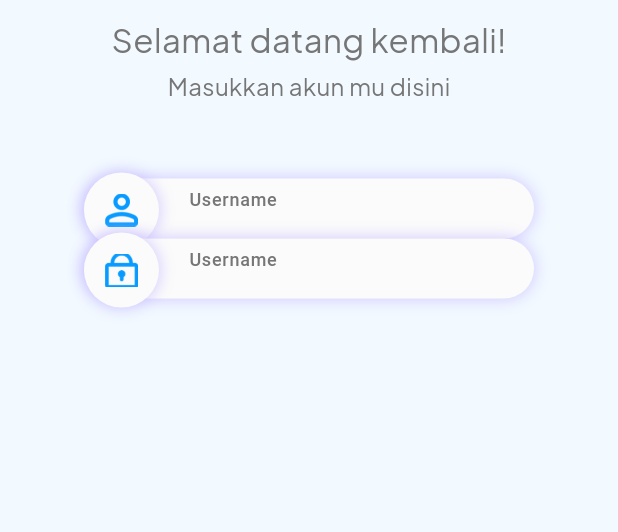
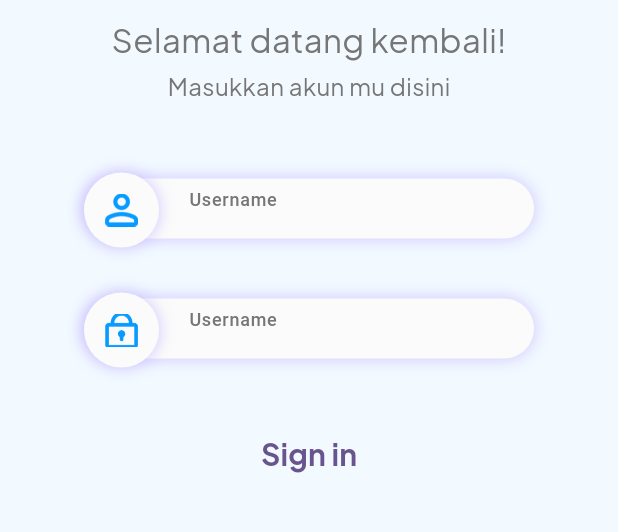
Before and after one commit to richofal/economate_mobile, a Flutter app: the SignInPage screen opened directly, on a phone screen of 412 x 824 dp, the part 225-757 px from its top. Run offline on Flutter 3.47's test engine with Material 3 defaults, Android fonts, the phone set to English and light mode, and no system bars; our stand-ins replace gap, google_fonts.

Commit message:
Membuat Sign in Page

```diff
--- a/lib/main.dart
+++ b/lib/main.dart
@@ -1,4 +1,5 @@
-import 'package:economate_mobile/screens/splash_screen.dart';
+import 'package:economate_mobile/pages/sign_page.dart';
+// import 'package:economate_mobile/screens/splash_screen.dart';
 import 'package:flutter/material.dart';
 
 void main() {
@@ -17,7 +18,7 @@ class MyApp extends StatelessWidget {
         colorScheme: ColorScheme.fromSeed(seedColor: Colors.deepPurple),
       ),
       debugShowCheckedModeBanner: false,
-      home: const SplashScreen(),
+      home: const SignInPage(),
     );
   }
 }
--- a/lib/pages/sign_page.dart
+++ b/lib/pages/sign_page.dart
@@ -1,3 +1,4 @@
+import 'package:economate_mobile/widgets/button_signin.dart';
 import 'package:flutter/material.dart';
 // import 'package:flutter_svg/svg.dart';
 import 'package:google_fonts/google_fonts.dart';
@@ -45,7 +46,7 @@ class SignInPage extends StatelessWidget {
               ),),
               const Gap(50),
 
-              Container(
+              SizedBox(
                 width: 300,
                 child: Row(
                   mainAxisAlignment: MainAxisAlignment.start,
@@ -118,7 +119,9 @@ class SignInPage extends StatelessWidget {
                 ),
               ),
 
-              Container(
+              const Gap(40),
+
+              SizedBox(
                 width: 300,
                 child: Row(
                   mainAxisAlignment: MainAxisAlignment.start,
@@ -181,6 +184,8 @@ class SignInPage extends StatelessWidget {
                             ),
                             child: Image.asset(
                               'assets/images/password.png',
+                              // height: 20,
+                              // width: 20,
                               fit: BoxFit.cover,
                             ),
                           ),
@@ -189,7 +194,12 @@ class SignInPage extends StatelessWidget {
                     ),
                   ],
                 ),
-              )
+              ),
+
+              const Gap(40),
+
+              ButtonSignin()
+
 
               // Row(
               //   mainAxisAlignment: MainAxisAlignment.spaceBetween,
--- /dev/null
+++ b/lib/widgets/button_signin.dart
@@ -0,0 +1,23 @@
+import 'package:flutter/material.dart';
+import 'package:google_fonts/google_fonts.dart';
+
+class ButtonSignin extends StatelessWidget {
+  const ButtonSignin({super.key});
+
+  @override
+  Widget build(BuildContext context) {
+    // TODO: implement build
+    return TextButton(
+
+      onPressed: () {},
+
+      child: Text(
+        'Sign in',
+        style: GoogleFonts.plusJakartaSans(
+            fontWeight: FontWeight.w700,
+            fontSize: 20,
+          )
+        ),
+    );
+  }
+}
```
Also changed, not shown: assets/images/password.png, assets/images/username.png, pubspec.lock, 1 other file.
